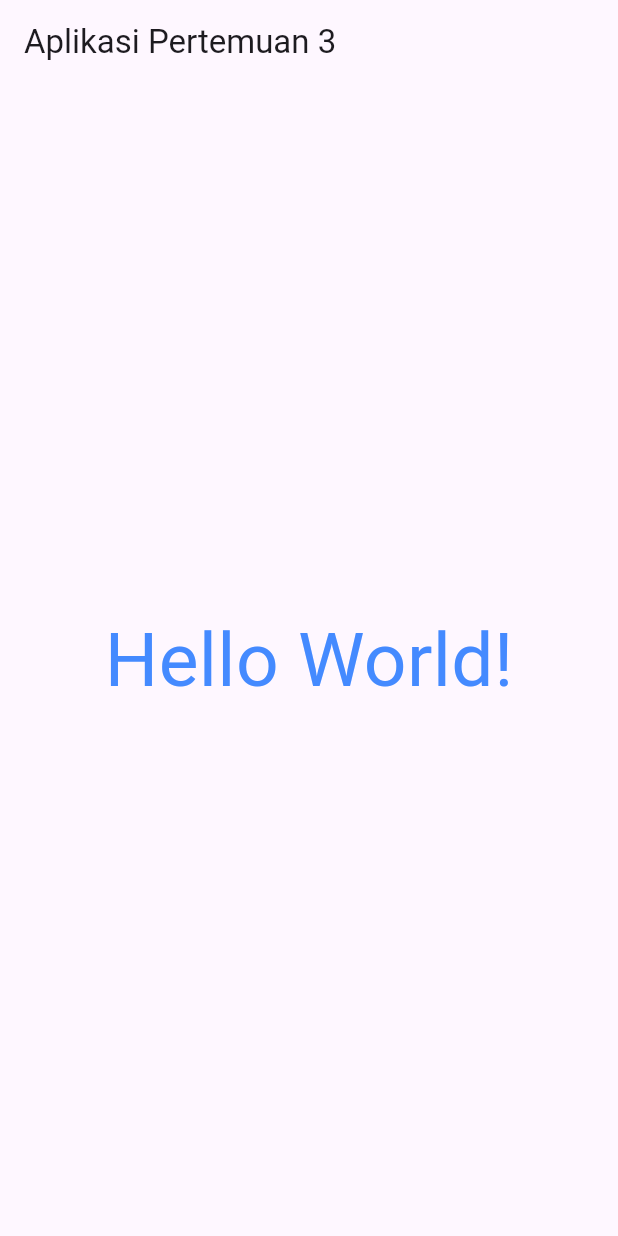
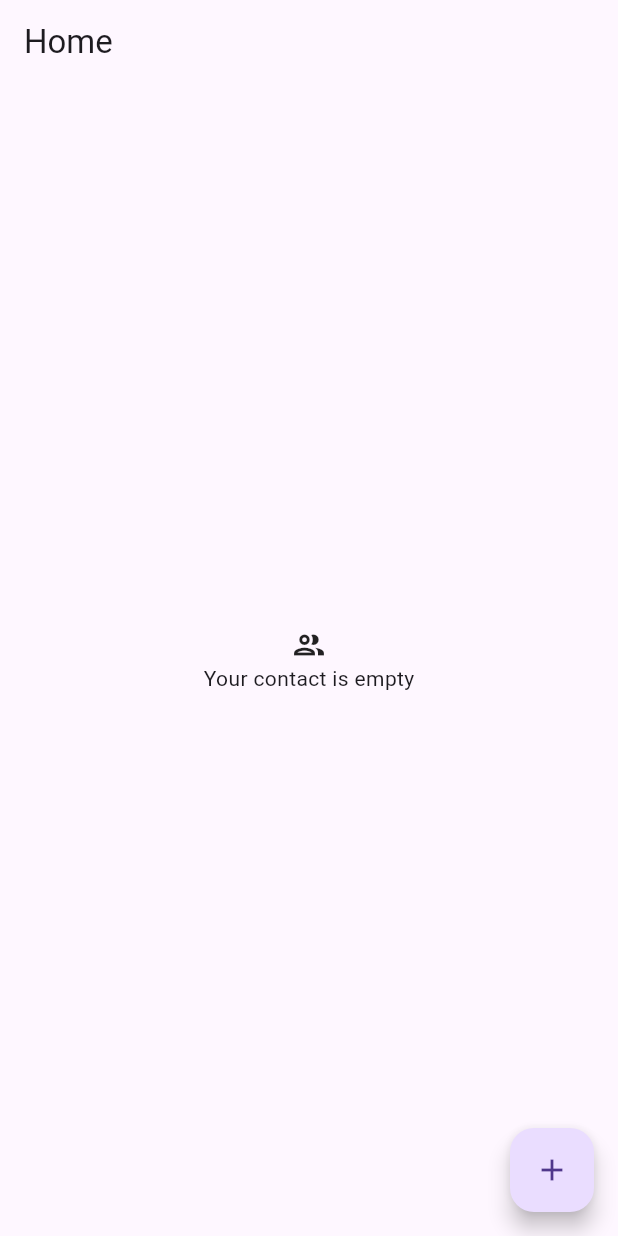
Before and after one commit to SandyaNW/21102018_TI3_ppb2324-2, a Flutter app: the screen it shows after launch, on a phone screen of 412 x 824 dp. Run offline on Flutter 3.47's test engine with Material 3 defaults, Android fonts, the phone set to English and light mode, and no system bars; our stand-ins replace bloc, equatable, flutter_bloc.

Commit message:
praktikum 3 done

```diff
--- /dev/null
+++ b/praktikum3/lib/bloc/contact_state.dart
@@ -0,0 +1,23 @@
+part of 'contact_cubit.dart';
+
+@immutable
+abstract class ContactState extends Equatable {
+  const ContactState();
+
+  @override
+  List<User> get props => [];
+}
+
+class ContactInitial extends ContactState {}
+
+class ContactLoading extends ContactState {}
+
+class ContactLoaded extends ContactState {
+  final List<User> user;
+  const ContactLoaded({required this.user});
+
+  @override
+  List<User> get props => user;
+}
+
+class ContactFailed extends ContactState {}
--- a/praktikum3/lib/main.dart
+++ b/praktikum3/lib/main.dart
@@ -1,4 +1,7 @@
 import 'package:flutter/material.dart';
+import 'package:flutter_bloc/flutter_bloc.dart';
+import 'package:praktikum3/bloc/contact_cubit.dart';
+import 'package:praktikum3/views/home_screen.dart';
 
 void main() {
   runApp(const MyApp());
@@ -9,20 +12,14 @@ class MyApp extends StatelessWidget {
 
   @override
   Widget build(BuildContext context) {
-    return MaterialApp(
-      home: Scaffold(
-        appBar: AppBar(
-          title: Text('Aplikasi Pertemuan 3'),
+    return MultiBlocProvider(
+      providers: [
+        BlocProvider(
+          create: (context) => ContactCubit(),
         ),
-        body: Center(
-          child: Text(
-            'Hello World!',
-            style: TextStyle(
-              color: Colors.blueAccent,
-              fontSize: 50,
-            ),
-          ),
-        ),
+      ],
+      child: const MaterialApp(
+        home: HomeScreen(),
       ),
     );
   }
--- /dev/null
+++ b/praktikum3/lib/model/user.dart
@@ -0,0 +1,9 @@
+class User {
+  String name;
+  int number;
+
+  User({
+    required this.name,
+    required this.number,
+  });
+}
--- /dev/null
+++ b/praktikum3/lib/views/home_screen.dart
@@ -0,0 +1,78 @@
+import 'package:flutter/material.dart';
+import 'package:flutter_bloc/flutter_bloc.dart';
+import 'package:praktikum3/bloc/contact_cubit.dart';
+import 'package:praktikum3/views/add_contact_screen.dart';
+
+class HomeScreen extends StatelessWidget {
+  const HomeScreen({Key? key}) : super(key: key);
+
+  @override
+  Widget build(BuildContext context) {
+    return Scaffold(
+      appBar: AppBar(
+        title: const Text('Home'),
+      ),
+      body: BlocBuilder<ContactCubit, ContactState>(
+        builder: (context, state) {
+          if (state is ContactLoaded) {
+            return ListView.builder(
+              scrollDirection: Axis.vertical,
+              itemCount: state.user.length,
+              itemBuilder: (context, index) {
+                return Padding(
+                  padding: const EdgeInsets.fromLTRB(8.0, 12.0, 8.0, 0),
+                  child: Container(
+                    decoration: BoxDecoration(
+                      color: Color(0xffD2ECD6),
+                      borderRadius: BorderRadius.circular(5.0),
+                    ),
+                    child: ListTile(
+                      leading: Icon(Icons.account_circle_rounded),
+                      title: Column(
+                        crossAxisAlignment: CrossAxisAlignment.start,
+                        mainAxisAlignment: MainAxisAlignment.spaceBetween,
+                        children: [
+                          Text(state.user[index].name),
+                          Text(
+                            state.user[index].number.toString(),
+                            style: TextStyle(color: Colors.black54),
+                          ),
+                        ],
+                      ),
+                      trailing: GestureDetector(
+                        onTap: () {
+                          context.read<ContactCubit>().removeUser(index: index);
+                        },
+                        child: Icon(Icons.delete),
+                      ),
+                    ),
+                  ),
+                );
+              },
+            );
+          } else if (state is ContactLoading) {
+            return Center(child: CircularProgressIndicator());
+          }
+          return Center(
+            child: Column(
+              mainAxisAlignment: MainAxisAlignment.center,
+              children: const [
+                Icon(Icons.group_outlined),
+                Text('Your contact is empty'),
+              ],
+            ),
+          );
+        },
+      ),
+      floatingActionButton: FloatingActionButton(
+        onPressed: () {
+          Navigator.push(
+              context,
+              MaterialPageRoute(
+                  builder: (context) => const AddContactScreen()));
+        },
+        child: const Icon(Icons.add),
+      ),
+    );
+  }
+}
--- a/praktikum3/pubspec.yaml
+++ b/praktikum3/pubspec.yaml
@@ -35,6 +35,9 @@ dependencies:
   # The following adds the Cupertino Icons font to your application.
   # Use with the CupertinoIcons class for iOS style icons.
   cupertino_icons: ^1.0.6
+  flutter_bloc: ^8.1.2
+  equatable: ^2.0.5
+
 
 dev_dependencies:
   flutter_test:
```
Also changed, not shown: praktikum3/lib/bloc/contact_cubit.dart (added, +29 -0 lines), praktikum3/lib/views/add_contact_screen.dart (added, +101 -0 lines), praktikum3/pubspec.lock.
